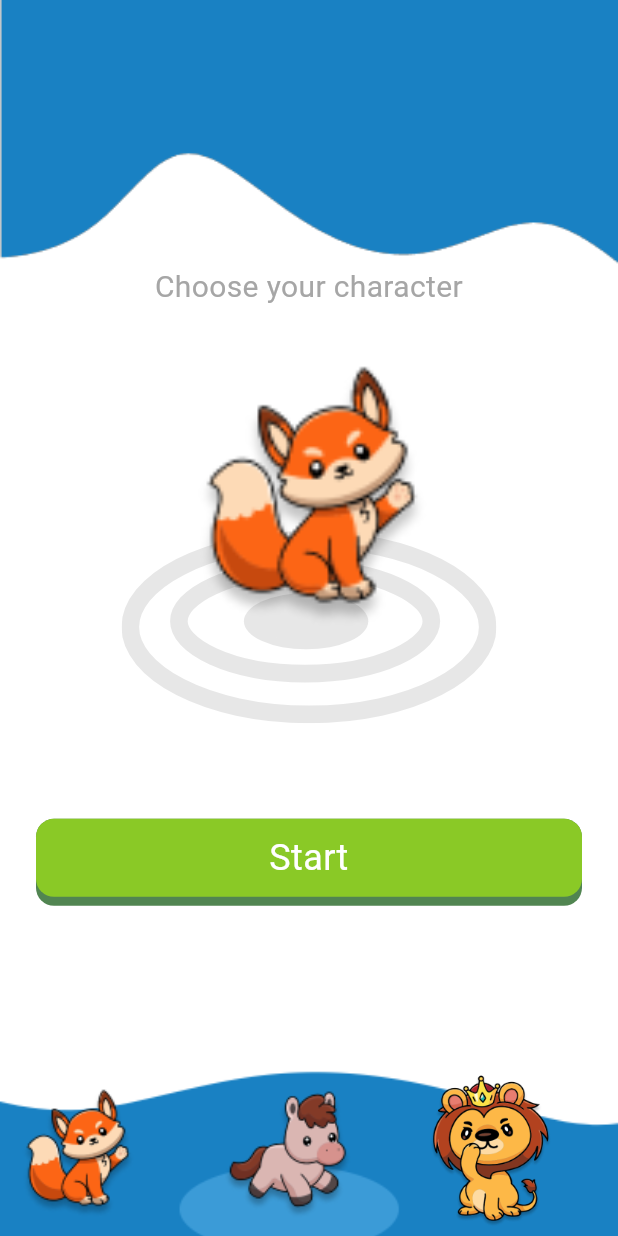
After one commit to zyadmohamed2/learn-kids-project, a Flutter app: the HomeScreen screen opened directly, on a phone screen of 412 x 824 dp. The commit adds this screen. Run offline on Flutter 3.47's test engine with Material 2 defaults, Android fonts, the phone set to English and light mode, and no system bars; our stand-ins replace audioplayers, flutter_screenutil, flutter_svg, get, lottie, shared_preferences; accounts and stored records are empty.

Commit message:
added letter screen and home screen

```diff
--- /dev/null
+++ b/lib/constant/styles.dart
@@ -0,0 +1,13 @@
+import 'package:flutter/cupertino.dart';
+
+abstract class Styles{
+  static const style20 = TextStyle(
+    fontSize: 20.0,
+    fontWeight: FontWeight.w400,
+  );
+
+  static const style24 = TextStyle(
+    fontSize: 24.0,
+    fontWeight: FontWeight.w400,
+  );
+}
--- /dev/null
+++ b/lib/view/screen/home_screen.dart
@@ -0,0 +1,152 @@
+import 'package:flutter/material.dart';
+import 'package:flutter_svg/flutter_svg.dart';
+import 'package:learn/constant/styles.dart';
+import 'letters_screen.dart';
+
+class HomeScreen extends StatefulWidget {
+  const HomeScreen({super.key});
+
+  @override
+  State<HomeScreen> createState() => _HomeScreenState();
+}
+
+class _HomeScreenState extends State<HomeScreen> {
+  final scrollController = ScrollController();
+
+  List<String> animals = [
+    'assets/images/fox.png',
+    'assets/images/horse.png',
+    'assets/images/lion_8686277 (1).png',
+  ];
+
+  String? selectItem;
+  double padding = 6.0;
+
+  @override
+  Widget build(BuildContext context) {
+    return Scaffold(
+      backgroundColor: Colors.white,
+      body: Directionality(
+        textDirection: TextDirection.rtl,
+        child: SizedBox(
+          width: double.maxFinite,
+          child: Column(
+            children: [
+              const SizedBox(
+                  width: double.maxFinite,
+                  child: Image(
+                    image: AssetImage('assets/images/background.png'),
+                    fit: BoxFit.cover,
+                  )),
+              Text(
+                'Choose your character',
+                style: Styles.style20.copyWith(color: const Color(0xffA6A6A6)),
+              ),
+              const SizedBox(
+                height: 18.0,
+              ),
+              SizedBox(
+                height: 260.0,
+                width: 250,
+                child: Stack(
+                  children: [
+                    Positioned(
+                      top: 130.0,
+                      child: SvgPicture.asset(
+                        'assets/svg/zoom character.svg',
+                        width: 250,
+                      ),
+                    ),
+                    Image(
+                      width: 214.0,
+                      height: 214.0,
+                      image: AssetImage(selectItem ?? animals[0]),
+                      fit: BoxFit.cover,
+                    ),
+                  ],
+                ),
+              ),
+              const SizedBox(
+                height: 62.0,
+              ),
+              Padding(
+                padding: const EdgeInsets.symmetric(horizontal: 24.0),
+                child: GestureDetector(
+                  onTap: (){
+                    Navigator.of(context).push(MaterialPageRoute(builder: (context) => LettersScreen()));
+                  },
+                  onTapDown: (_)=>setState(() {
+                    padding = 0.0;
+                  }),
+                  onTapUp: (_)=>setState(() {
+                    padding = 6.0;
+                  },
+                  ),
+                  child: AnimatedContainer(
+                    padding: EdgeInsets.only(bottom: padding),
+                    decoration: BoxDecoration(
+                      color: const Color(0xff518551),
+                      borderRadius: BorderRadius.circular(12.0),
+                    ),
+                    duration: const Duration(milliseconds: 100),
+                    child: Container(
+                      height: 52.0,
+                      width: double.infinity,
+                      decoration: BoxDecoration(
+                        color: const Color(0xff8AC926),
+                        borderRadius: BorderRadius.circular(12.0),
+                      ),
+                      child: Center(
+                        child: Text(
+                          'Start',
+                          style: Styles.style24.copyWith(color: Colors.white),
+                        ),
+                      ),
+                    ),
+                  ),
+                ),
+              ),
+              const Spacer(),
+              Expanded(
+                child: Stack(
+                  children: [
+                    const SizedBox(
+                      width: double.maxFinite,
+                      child: Image(
+                        image: AssetImage(
+                            'assets/images/background character 1.png'),
+                        fit: BoxFit.cover,
+                      ),
+                    ),
+                    ListView.builder(
+                      controller: scrollController,
+                      physics: const BouncingScrollPhysics(),
+                      reverse: true,
+                      itemCount: animals.length,
+                      scrollDirection: Axis.horizontal,
+                      itemBuilder: (context, index) => Padding(
+                        padding: const EdgeInsets.only(right: 20.0, left: 5.0),
+                        child: GestureDetector(
+                          onTap: () {
+                            setState(() {
+                              selectItem = animals[index];
+                            });
+                          },
+                          child: Image(
+                            image: AssetImage(animals[index].toString()),
+                            fit: BoxFit.contain,
+                            width: selectItem == animals[index] ? 145.0 : 110.0,
+                          ),
+                        ),
+                      ),
+                    ),
+                  ],
+                ),
+              ),
+            ],
+          ),
+        ),
+      ),
+    );
+  }
+}
--- a/lib/view/widget/homepage/cards.dart
+++ b/lib/view/widget/homepage/cards.dart
@@ -1,6 +1,8 @@
 import 'package:flutter/material.dart';
 import 'package:get/get.dart';
 import 'package:learn/controller/homepage_controller.dart';
+import 'package:learn/view/screen/home_screen.dart';
+import 'package:learn/view/screen/letters_screen.dart';
 
 class Cards extends GetView<HomePageController> {
   const Cards({super.key});
@@ -18,6 +20,7 @@ class Cards extends GetView<HomePageController> {
                 return GestureDetector(
                   onTap: () {
                     controller.goToExample(index);
+                    Navigator.push(context, MaterialPageRoute(builder: (context)=>const HomeScreen()));
                   },
                   child: Container(
                     margin: const EdgeInsets.only(top: 10, bottom: 10),
--- a/pubspec.yaml
+++ b/pubspec.yaml
@@ -40,6 +40,7 @@ dependencies:
   shared_preferences: ^2.2.0
   flutter_svg: ^2.0.7
   flutter_screenutil: ^5.9.0
+  audioplayers: ^5.1.0
 
 dev_dependencies:
   flutter_test:
@@ -68,6 +69,7 @@ flutter:
     - assets/gif/
     - assets/images/
     - assets/svg/
+    - assets/
   #   - images/a_dot_ham.jpeg
 
   # An image asset can refer to one or more resolution-specific "variants", see
```
Also changed, not shown: lib/view/screen/homepage.dart (+3 -5 lines), lib/view/screen/letters_screen.dart (added, +124 -0 lines), assets/fonts/BalooBhai-Regular.ttf (added), assets/images/background character 1.png (added), assets/images/background.png (added), assets/images/fox.png (added), assets/images/horse.png (added), assets/images/lion_8686277 (1).png (added), assets/images/rhinoceros.png (added), assets/svg/background.svg (added), assets/svg/supimage2.svg (added), assets/svg/supimage3.svg (added), assets/svg/zoom character.svg (added), pubspec.lock, 8 other files.
